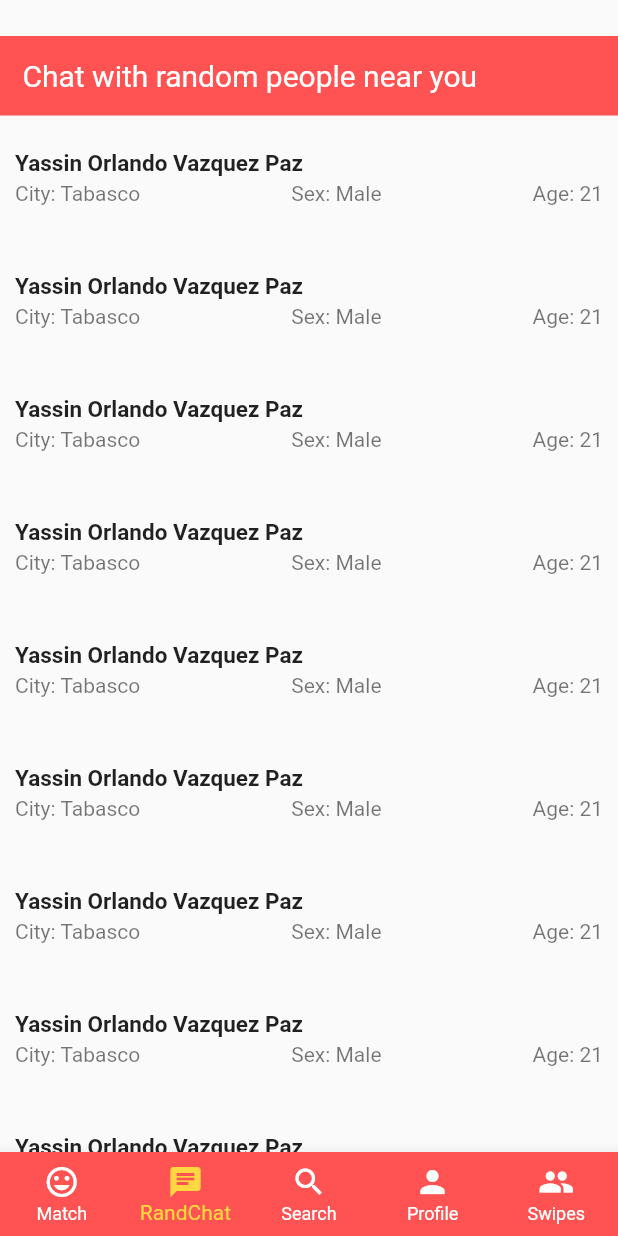
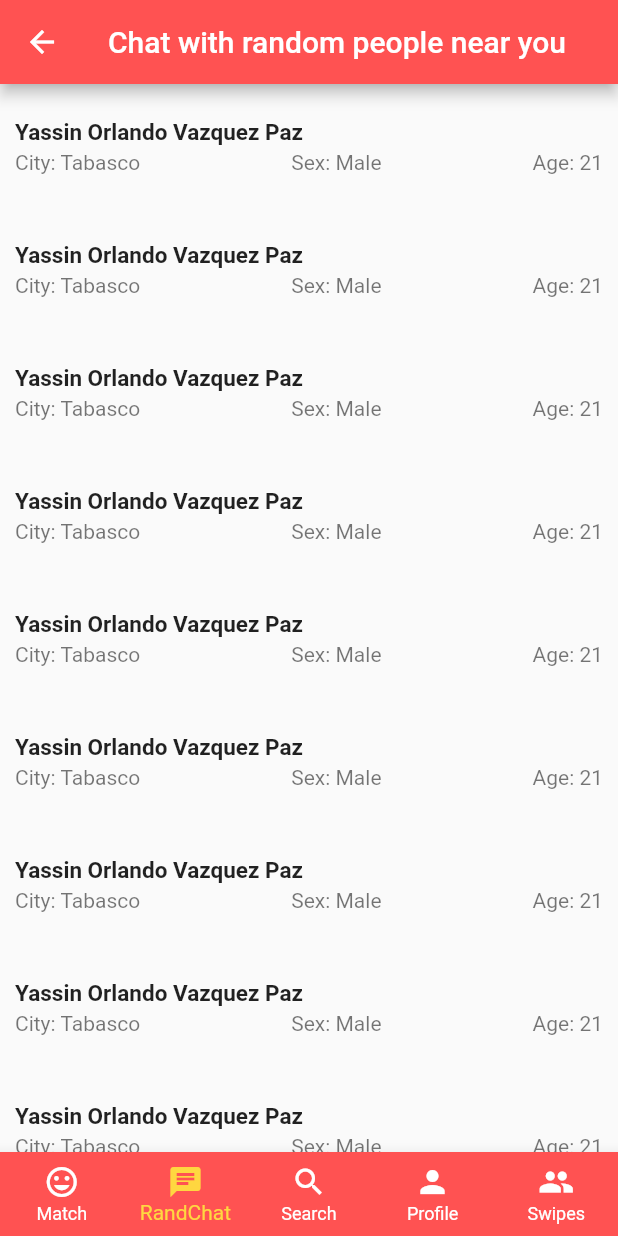
Before and after one commit to Paris-afk/Front-Flutter-App-Citas, a Flutter app: the RootLayout screen opened directly, item 2 of the bottom bar chosen, after a tap on "Yassin Orlando Vazquez Paz", on a phone screen of 412 x 824 dp. Run offline on Flutter 3.47's test engine with Material 2 defaults, Android fonts, the phone set to English and light mode, and no system bars.

Commit message:
Basic layout roots of the app almost done. I will fix an issue with the chat section and the navigation of the app

```diff
--- a/lib/matches/rootmatches.dart
+++ b/lib/matches/rootmatches.dart
@@ -2,42 +2,60 @@ import 'package:flutter/material.dart';
 import 'package:flutter/widgets.dart';
 
 class RootMatches extends StatefulWidget {
+  const RootMatches({Key key}) : super(key: key);
   @override
   _RootMatches createState() => _RootMatches();
 }
 
-class _RootMatches extends State<RootMatches> {
-  final List<Tab> tabs = <Tab>[
+class _RootMatches extends State<RootMatches>
+    with SingleTickerProviderStateMixin {
+  final List<Tab> myTabs = <Tab>[
     Tab(text: 'Match'),
     Tab(text: 'Likes'),
   ];
 
+  TabController _tabController;
+
+  @override
+  void initState() {
+    super.initState();
+    _tabController = TabController(vsync: this, length: myTabs.length);
+  }
+
+  @override
+  void dispose() {
+    _tabController.dispose();
+    super.dispose();
+  }
+
   @override
   Widget build(BuildContext context) {
-    return DefaultTabController(
-      length: tabs.length,
-      // The Builder widget is used to have a different BuildContext to access
-      // closest DefaultTabController.
-      child: Builder(builder: (BuildContext context) {
-        final TabController tabController = DefaultTabController.of(context);
-        tabController.addListener(() {
-          if (!tabController.indexIsChanging) {
-            // Your code goes here.
-            // To get index of current tab use tabController.index
-          }
-        });
-        return Column(
-          children: [
-            SizedBox(
-              height: 24,
-            ),
-            TabBar(
-              tabs: tabs,
-              labelColor: Colors.redAccent,
-            ),
-          ],
-        );
-      }),
+    return Column(
+      children: [
+        Container(
+          child: TabBar(
+            controller: _tabController,
+            tabs: myTabs,
+            labelColor: Colors.redAccent,
+            indicatorSize: TabBarIndicatorSize.tab,
+          ),
+        ),
+        Container(
+          height: MediaQuery.of(context).size.height,
+          child: TabBarView(
+            controller: _tabController,
+            children: myTabs.map((Tab tab) {
+              final String label = tab.text.toLowerCase();
+              return Center(
+                child: Text(
+                  'This is the $label tab',
+                  style: const TextStyle(fontSize: 36),
+                ),
+              );
+            }).toList(),
+          ),
+        ),
+      ],
     );
   }
 }
--- a/lib/randChat/randChat.dart
+++ b/lib/randChat/randChat.dart
@@ -14,21 +14,6 @@ class _RandChat extends State<RandChat> {
   Widget build(BuildContext context) {
     return Column(
       children: [
-        SizedBox(
-          height: 24,
-        ),
-        Container(
-          width: MediaQuery.of(context).size.width,
-          color: Colors.redAccent,
-          padding: EdgeInsets.all(15),
-          child: Text(
-            "Chat with random people near you",
-            style: TextStyle(
-              fontSize: 20,
-              color: Colors.white,
-            ),
-          ),
-        ),
         Container(
           height: MediaQuery.of(context).size.height - 100,
           child: ListView(
--- a/lib/rootLayout.dart
+++ b/lib/rootLayout.dart
@@ -25,6 +25,26 @@ class _RootLayout extends State<RootLayout> {
     Swipes(),
   ];
 
+  _appBarFunction(){
+    switch(_selectedIndex){
+      case 0:
+        return AppBar(
+          backgroundColor: Colors.redAccent,
+          title: Text('Activity'),
+        );
+        break;
+      case 1:
+        return AppBar(
+          backgroundColor: Colors.redAccent,
+          title: Text('Chat with random people near you'),
+        );
+        break;
+      default:
+        return null;
+        break;
+    }
+  }
+
   void _onItemTapped(int index) {
     setState(() {
       _selectedIndex = index;
@@ -34,6 +54,7 @@ class _RootLayout extends State<RootLayout> {
   @override
   Widget build(BuildContext context) {
     return Scaffold(
+      appBar: _appBarFunction(),
       body: SingleChildScrollView(
         child: _widgetOptions.elementAt(_selectedIndex),
       ),
--- a/lib/user/user_profile.dart
+++ b/lib/user/user_profile.dart
@@ -1,7 +1,6 @@
 import 'package:citas_proyecto/user/edit_profile.dart';
 import 'package:flutter/material.dart';
 import 'package:flutter/widgets.dart';
-import '../widgets/BottomNavBar.dart';
 
 class UserProfile extends StatefulWidget {
   @override
```
Also changed, not shown: lib/searchSeaction/search.dart (+9 -1 lines), lib/widgets/BottomNavBar.dart (deleted, +0 -44 lines), lib/widgets/chat/chatLayout.dart (added, +32 -0 lines), 2 other files.
